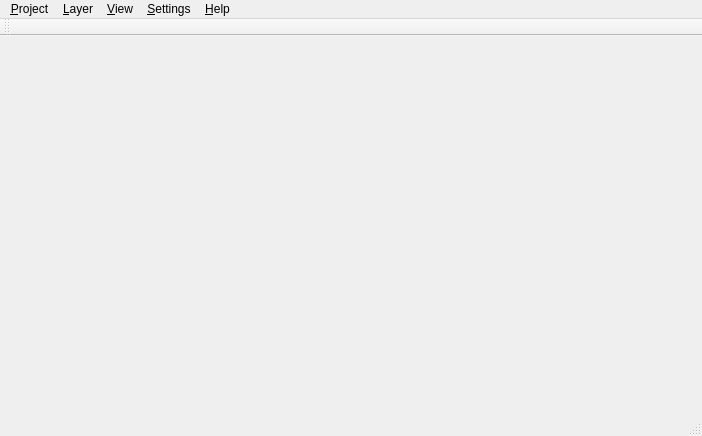
Above: TinyGIS/TinyGIS.ui from chenhaoen/TinyGIS before the change. Below: the same form after it.
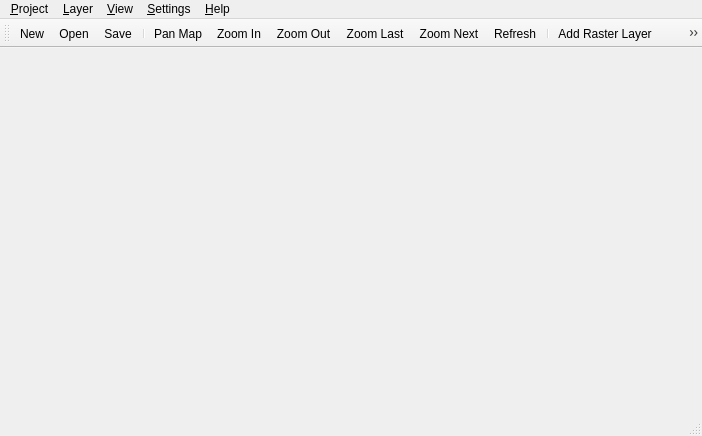
That is the form after the change. Icons and pictures are not drawn.

What changed in the file:
```diff
--- a/TinyGIS/TinyGIS.ui
+++ b/TinyGIS/TinyGIS.ui
@@ -79,6 +79,19 @@
    <attribute name="toolBarBreak">
     <bool>false</bool>
    </attribute>
+   <addaction name="action_New"/>
+   <addaction name="action_Open"/>
+   <addaction name="action_Save"/>
+   <addaction name="separator"/>
+   <addaction name="action_Pan_Map"/>
+   <addaction name="actionZoom_In"/>
+   <addaction name="actionZoom_Out"/>
+   <addaction name="actionZoom_Last"/>
+   <addaction name="actionZoom_Next"/>
+   <addaction name="actionRefresh"/>
+   <addaction name="separator"/>
+   <addaction name="actionAdd_Raster_Layer"/>
+   <addaction name="actionAdd_Vector_Layer"/>
   </widget>
   <widget class="QStatusBar" name="statusBar"/>
   <action name="actionAdd_Raster_Layer">
@@ -167,6 +180,33 @@
     <string>Zoom Out</string>
    </property>
   </action>
+  <action name="actionZoom_Last">
+   <property name="icon">
+    <iconset resource="TinyGIS.qrc">
+     <normaloff>:/TinyGIS/images/zoom_last.svg</normaloff>:/TinyGIS/images/zoom_last.svg</iconset>
+   </property>
+   <property name="text">
+    <string>Zoom Last</string>
+   </property>
+  </action>
+  <action name="actionZoom_Next">
+   <property name="icon">
+    <iconset resource="TinyGIS.qrc">
+     <normaloff>:/TinyGIS/images/zoom_next.svg</normaloff>:/TinyGIS/images/zoom_next.svg</iconset>
+   </property>
+   <property name="text">
+    <string>Zoom Next</string>
+   </property>
+  </action>
+  <action name="actionRefresh">
+   <property name="icon">
+    <iconset resource="TinyGIS.qrc">
+     <normaloff>:/TinyGIS/images/refresh.svg</normaloff>:/TinyGIS/images/refresh.svg</iconset>
+   </property>
+   <property name="text">
+    <string>Refresh</string>
+   </property>
+  </action>
  </widget>
  <layoutdefault spacing="6" margin="11"/>
  <resources>
```
Left out of the diff: 55 changed lines with no effect on the pictures.
